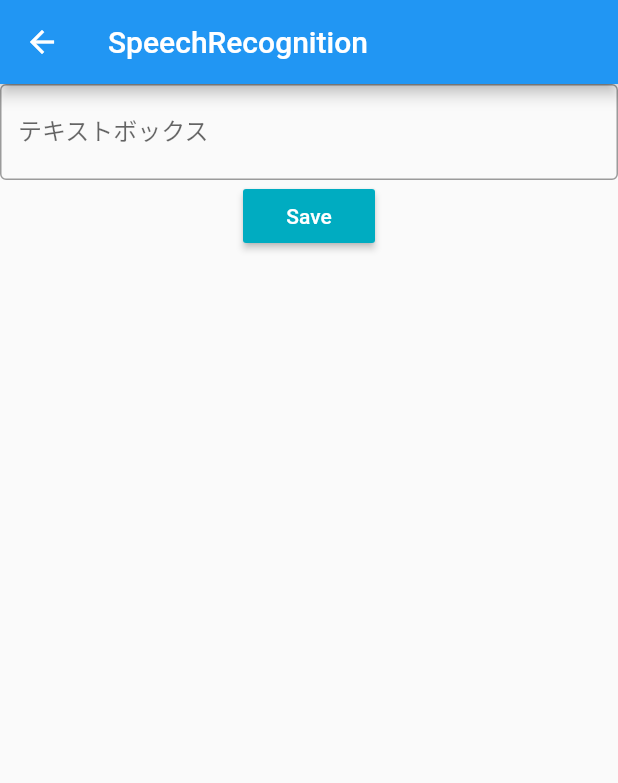
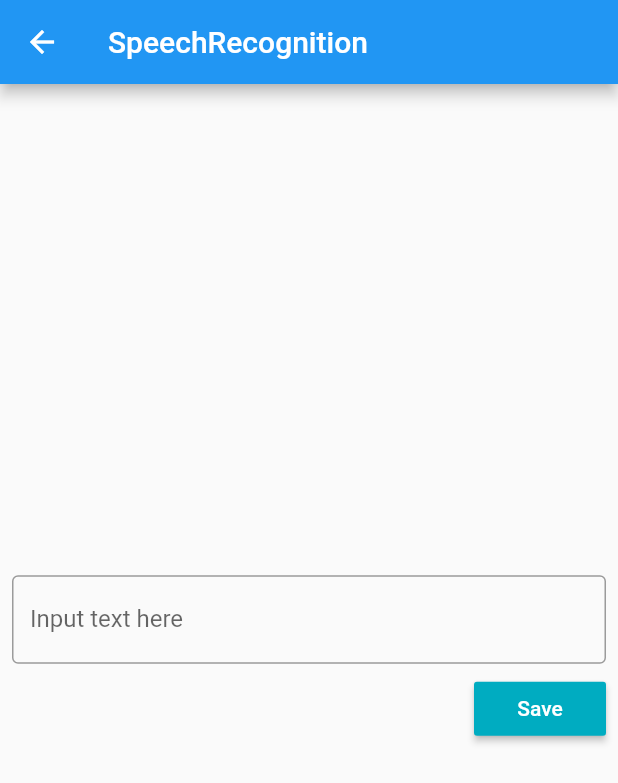
Before and after one commit to k5trismegistus/Pembroke, a Flutter app: the AddCardPage screen opened directly, on a phone screen of 412 x 824 dp. Shown: the top 783 px of the screen. Run offline on Flutter 3.47's test engine with Material 2 defaults, Android fonts, the phone set to English and light mode, and no system bars; our stand-ins replace sqflite; missing offline and left inert: simple_permissions, speech_recognition; accounts and stored records are empty.

Commit message:
:lipstick: Improve look and feel

```diff
--- a/lib/pages/add_card_page.dart
+++ b/lib/pages/add_card_page.dart
@@ -1,5 +1,6 @@
 import 'package:flutter/cupertino.dart';
 import 'package:flutter/material.dart';
+import 'package:pembroke/pages/card_list_page.dart';
 import 'package:pembroke/repositories/card_repository.dart';
 import 'package:pembroke/models/card.dart' as models;
 
@@ -19,6 +20,11 @@ class _AddCardPageState extends State<AddCardPage> {
     );
 
     await cardRepository.insertCard(card);
+    Navigator.pop(context);
+    Navigator.push(
+      context,
+      MaterialPageRoute(builder: (context) => CardListPage())
+    );
   }
 
   @override
@@ -28,13 +34,17 @@ class _AddCardPageState extends State<AddCardPage> {
         title: new Text('SpeechRecognition'),
         actions: [],
       ),
-      body: Column(
+      body: Center(
+        child: Column(
+          mainAxisSize: MainAxisSize.min,
           children: <Widget>[
-          TextField(
+            Padding(
+              padding: EdgeInsets.fromLTRB(8, 0, 8, 6),
+              child: TextField(
                 decoration: InputDecoration(
                   border: OutlineInputBorder(),
-              labelText: "テキストボックス",
-              hintText: "まぁ何か入力してみてよ！",
+                  labelText: "Input text here",
+                  hintText: "Text",
                 ),
                 onChanged: (text) {
                   setState(() {
@@ -42,7 +52,12 @@ class _AddCardPageState extends State<AddCardPage> {
                   });
                 }
               ),
-          RaisedButton(
+            ),
+            Padding(
+              padding: EdgeInsets.only(right:8),
+              child: Align(
+                alignment: Alignment.topRight,
+                child: RaisedButton(
                   color: Colors.cyan.shade600,
                   onPressed: onSaveCard,
                   child: new Text(
@@ -50,8 +65,11 @@ class _AddCardPageState extends State<AddCardPage> {
                     style: const TextStyle(color: Colors.white),
                   ),
                 )
+              )
+            ),
           ]
         ),
+      )
     );
   }
 }
```
Also changed, not shown: lib/pages/card_list_page.dart (+10 -1 lines). Lines whose indentation alone changed are shown as unchanged.
